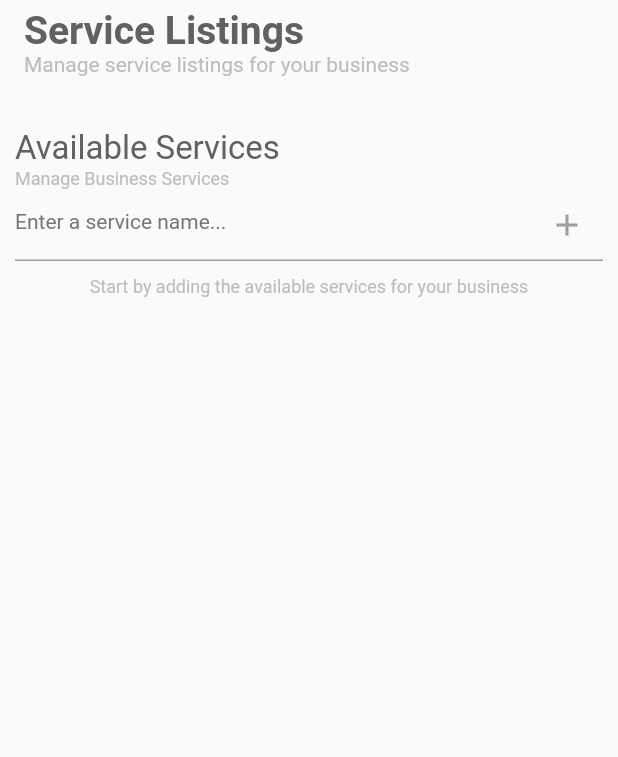
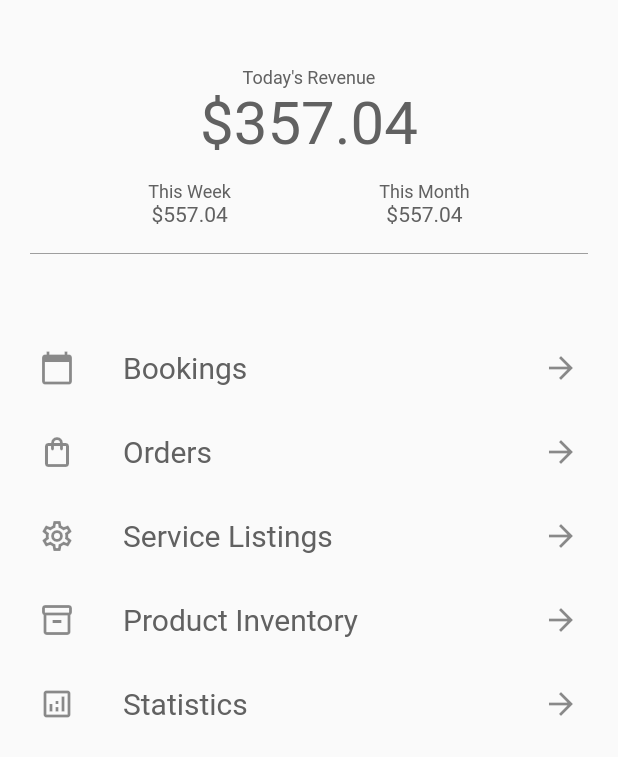
Before and after one commit to csalaman/bizz_v2, a Flutter app: the screen it shows after launch, on a phone screen of 412 x 824 dp. Shown: the top 757 px of the screen. Run offline on Flutter 3.47's test engine with Material 2 defaults, Android fonts, the phone set to English and light mode, and no system bars; our stand-ins replace google_fonts.

Commit message:
create service editor view & revenue header & dashboard layout

```diff
--- /dev/null
+++ b/lib/components/dashboard/dashboard.dart
@@ -0,0 +1,85 @@
+import 'package:bizz_v2/components/revenue_header/revenue_header.dart';
+import 'package:bizz_v2/custom_text.dart';
+import 'package:bizz_v2/views/service_listing_view.dart';
+import 'package:flutter/material.dart';
+
+class Dashboard extends StatelessWidget {
+  final SizedBox _verticalSpacer = const SizedBox(
+    height: 30,
+  );
+
+  const Dashboard({Key? key}) : super(key: key);
+
+  @override
+  Widget build(BuildContext context) {
+    Widget _dashboardActions = Padding(
+      padding: const EdgeInsets.symmetric(horizontal: 10.0),
+      child: Column(
+        mainAxisAlignment: MainAxisAlignment.center,
+        crossAxisAlignment: CrossAxisAlignment.center,
+        children: [
+          ListTile(
+            leading: const Icon(Icons.calendar_today),
+            title: CustomText.regularTextWidget('Bookings', 20),
+            trailing: const Icon(Icons.arrow_forward),
+          ),
+          ListTile(
+            leading: const Icon(Icons.shopping_bag_outlined),
+            title: CustomText.regularTextWidget('Orders', 20),
+            trailing: const Icon(Icons.arrow_forward),
+          ),
+          ListTile(
+            leading: const Icon(Icons.settings_outlined),
+            title: CustomText.regularTextWidget('Service Listings', 20),
+            trailing: const Icon(Icons.arrow_forward),
+            onTap: () {
+              Navigator.push(
+                  context,
+                  MaterialPageRoute(
+                      builder: (context) => const ServiceListingView()));
+            },
+          ),
+          ListTile(
+            leading: const Icon(Icons.inventory_2_outlined),
+            title: CustomText.regularTextWidget('Product Inventory', 20),
+            trailing: const Icon(Icons.arrow_forward),
+          ),
+          ListTile(
+            leading: const Icon(Icons.analytics_outlined),
+            title: CustomText.regularTextWidget('Statistics', 20),
+            trailing: const Icon(Icons.arrow_forward),
+          ),
+        ],
+      ),
+    );
+
+    return Scaffold(
+      body: SingleChildScrollView(
+        child: Column(
+          crossAxisAlignment: CrossAxisAlignment.center,
+          children: <Widget>[
+            /**
+             * Dashboard Revenue Header
+             */
+            _verticalSpacer,
+            RevenueHeader(),
+            const Padding(
+              padding: EdgeInsets.symmetric(vertical: 10.0, horizontal: 20.0),
+              child: Divider(color: Colors.grey,),
+            ),
+            /**
+             * Dashboard Actions
+             *  - Bookings
+             *  - Orders
+             *  - Manage Services
+             *  - Manage Products
+             *  - Business Statistics
+             */
+            _verticalSpacer,
+            _dashboardActions
+          ],
+        ),
+      ),
+    );
+  }
+}
--- /dev/null
+++ b/lib/components/revenue_header/revenue_header.dart
@@ -0,0 +1,52 @@
+import 'package:flutter/material.dart';
+
+import '../../custom_text.dart';
+
+class RevenueHeader extends StatelessWidget {
+  SizedBox verticalSpacer = const SizedBox(
+    height: 30,
+  );
+
+  @override
+  Widget build(BuildContext context) {
+    final double height = MediaQuery.of(context).size.longestSide * 1/4;
+
+    Widget _dayRevenue = Column(
+      children: [
+        CustomText.regularTextWidget('Today\'s Revenue', 12),
+        CustomText.regularTextWidget('\$357.04', 40),
+      ],
+    );
+
+    Widget _weekRevenue = Column(
+      children: [
+        CustomText.regularTextWidget('This Week', 12),
+        CustomText.regularTextWidget('\$557.04', 14),
+      ],
+    );
+
+    Widget _monthRevenue = Column(
+      children: [
+        CustomText.regularTextWidget('This Month', 12),
+        CustomText.regularTextWidget('\$557.04', 14),
+      ],
+    );
+
+    return Column(crossAxisAlignment: CrossAxisAlignment.center,
+      children: [
+        Padding(
+          padding: const EdgeInsets.symmetric(vertical: 15.0),
+          child: _dayRevenue,
+        ),
+        Row(
+          crossAxisAlignment: CrossAxisAlignment.center,
+          mainAxisAlignment: MainAxisAlignment.spaceEvenly,
+          children: [
+            _weekRevenue,
+            _monthRevenue
+          ],
+        )
+      ],
+    );
+  }
+}
--- a/lib/components/service_editor/service_editor.dart
+++ b/lib/components/service_editor/service_editor.dart
@@ -36,7 +36,9 @@ class _ServiceEditorState extends State<ServiceEditor> {
         crossAxisAlignment: CrossAxisAlignment.start,
         children: <Widget>[
           CustomText.regularTextWidget('Available Services', 22),
-          CustomText.subTextWidget('Manage Business Services', 12)
+          // CustomText.subTextWidget('Manage Business Services', 12),
+          CustomText.subTextWidget(
+              'Manage service listings for your business', 12),
         ],
       );
     }
--- a/lib/main.dart
+++ b/lib/main.dart
@@ -1,3 +1,4 @@
+import 'package:bizz_v2/components/dashboard/dashboard.dart';
 import 'package:bizz_v2/views/service_listing_view.dart';
 import 'package:flutter/material.dart';
 
@@ -15,7 +16,8 @@ class MyApp extends StatelessWidget {
       theme: ThemeData(
         primarySwatch: Colors.blue,
       ),
-      home: const ServiceListingView(),
+      // home: const ServiceListingView(),
+      home: const Dashboard(),
     );
   }
 }
--- a/lib/views/service_listing_view.dart
+++ b/lib/views/service_listing_view.dart
@@ -24,7 +24,9 @@ class _ServiceListingViewState extends State<ServiceListingView> {
           child: Column(
             mainAxisAlignment: MainAxisAlignment.start,
             crossAxisAlignment: CrossAxisAlignment.start,
-            children: [
+            children: const <Widget> [
+              // Center(child: CustomText.subTwoTextWidget(
+              //     'Manage service listings for your business'),),
               /**
                * Service Listings Header
                */
@@ -41,22 +43,24 @@ class _ServiceListingViewState extends State<ServiceListingView> {
               /**
                * Service Editor
                */
-              verticalSpacer,
-              const ServiceEditor()
+              // verticalSpacer,
+              ServiceEditor()
             ],
           ),
         ),
       ),
       appBar: AppBar(
         backgroundColor: Colors.transparent,
+        iconTheme: const IconThemeData(color: Colors.black),
         elevation: 0,
         title: Column(
           mainAxisAlignment: MainAxisAlignment.start,
           crossAxisAlignment: CrossAxisAlignment.start,
           children: [
-            CustomText.primaryTextWidget('Service Listings'),
-            CustomText.subTwoTextWidget(
-                'Manage service listings for your business'),
+            // CustomText.primaryTextWidget('Service Listings'),
+            CustomText.regularTextWidget('Service Listings', 24)
+            // CustomText.subTwoTextWidget(
+            //     'Manage service listings for your business'),
           ],
         ),
       ),
```
Also changed, not shown: lib/components/editable_text_field/editable_text_field.dart (added, +47 -0 lines), lib/components/service_item/service_item.dart (+46 -5 lines).
